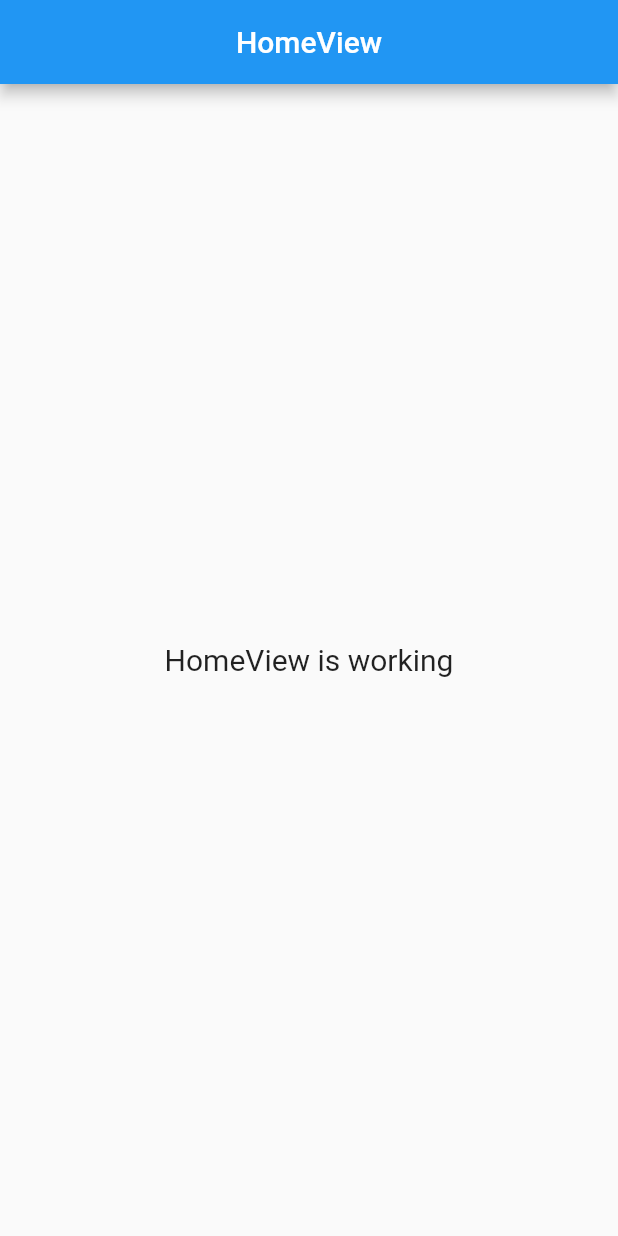
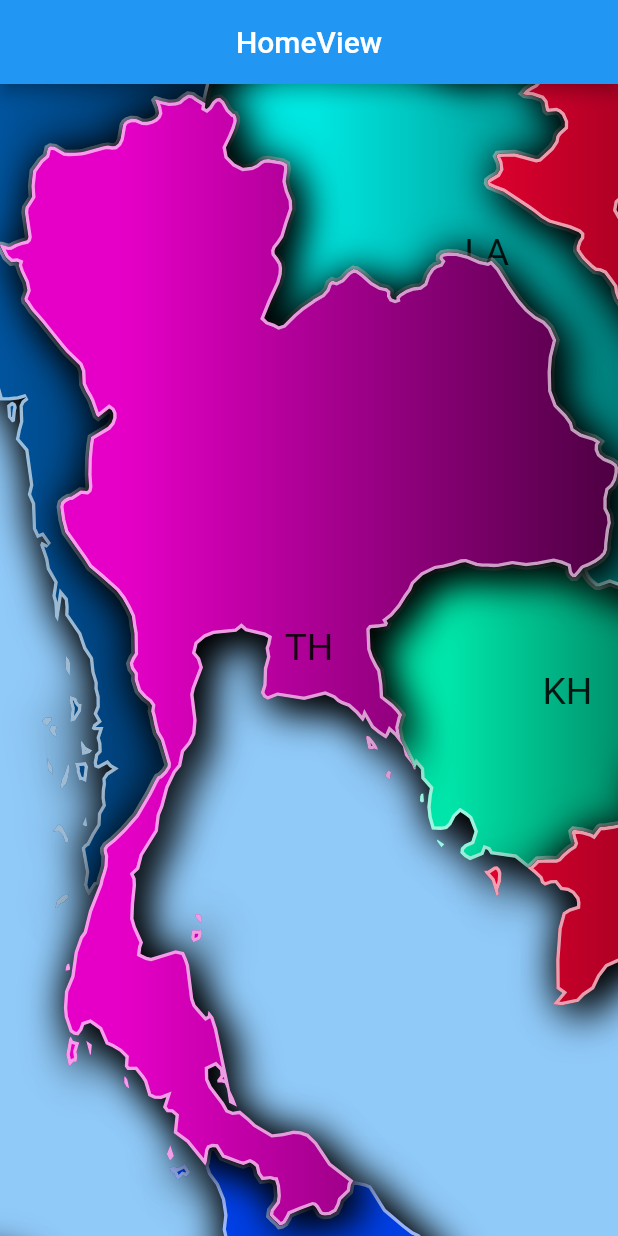
Before and after one commit to mahidul-islam/kids-rijal, a Flutter app: the screen it shows after launch, on a phone screen of 412 x 824 dp. Run offline on Flutter 3.47's test engine with Material 2 defaults, Android fonts, the phone set to English and light mode, and no system bars; our stand-ins replace firebase_core, get, path_drawing; accounts and stored records are empty.

Commit message:
added world map pskink

```diff
--- a/lib/app/modules/home/views/home_view.dart
+++ b/lib/app/modules/home/views/home_view.dart
@@ -1,6 +1,7 @@
 import 'package:flutter/material.dart';
 
 import 'package:get/get.dart';
+import 'package:kids_rijal/app/modules/home/widget/world_map.dart';
 
 import '../controllers/home_controller.dart';
 
@@ -13,11 +14,11 @@ class HomeView extends GetView<HomeController> {
         title: const Text('HomeView'),
         centerTitle: true,
       ),
-      body: const Center(
-        child: Text(
-          'HomeView is working',
-          style: TextStyle(fontSize: 20),
-        ),
+      body: PageView(
+        controller: controller.pageController,
+        children: const <Widget>[
+          WorldMap(),
+        ],
       ),
     );
   }
--- /dev/null
+++ b/lib/app/modules/home/widget/world_map.dart
@@ -0,0 +1,436 @@
+import 'dart:math';
+import 'dart:ui';
+
+import 'package:collection/collection.dart';
+import 'package:flutter/material.dart';
+import 'package:flutter/services.dart';
+import 'package:path_drawing/path_drawing.dart';
+import 'package:xml/xml.dart';
+
+class WorldMap extends StatefulWidget {
+  const WorldMap({super.key});
+
+  @override
+  State<WorldMap> createState() => _WorldMapState();
+}
+
+class _WorldMapState extends State<WorldMap> with TickerProviderStateMixin {
+  late final actrl = AnimationController(
+      vsync: this, duration: const Duration(milliseconds: 500));
+  WorldData? worldData;
+  TransformationController? tctrl;
+  late Animation<Matrix4> animation;
+  late ExtendedViewport extendedViewport;
+
+  @override
+  void initState() {
+    super.initState();
+    actrl.addListener(() => tctrl?.value = animation.value);
+    _parse().then((value) {
+      setState(() => worldData = value);
+    });
+  }
+
+  Matrix4 rectToRect(
+    Rect src,
+    Rect dst, {
+    BoxFit fit = BoxFit.contain,
+    Alignment alignment = Alignment.center,
+  }) {
+    FittedSizes fs = applyBoxFit(fit, src.size, dst.size);
+    double scaleX = fs.destination.width / fs.source.width;
+    double scaleY = fs.destination.height / fs.source.height;
+    Size fittedSrc = Size(src.width * scaleX, src.height * scaleY);
+    Rect out = alignment.inscribe(fittedSrc, dst);
+
+    return Matrix4.identity()
+      ..translate(out.left, out.top)
+      ..scale(scaleX, scaleY)
+      ..translate(-src.left, -src.top);
+  }
+
+  Matrix4 _zoomTo(String id, Size size) {
+    return rectToRect(worldData!.countries[id]!.rect, Offset.zero & size,
+        fit: BoxFit.contain);
+  }
+
+  TransformationController _initController(Size size) {
+    final matrix = rectToRect(Offset.zero & worldData!.size, Offset.zero & size,
+        fit: BoxFit.cover);
+    final ctrl = TransformationController(matrix);
+    extendedViewport = ExtendedViewport(
+      ctrl: ctrl,
+      cacheFactor: 1.75,
+    );
+
+    Future.delayed(const Duration(milliseconds: 1500), () {
+      // initial zoom to thailand
+      animation = Matrix4Tween(
+        begin: ctrl.value,
+        end: _zoomTo('TH', size),
+      ).animate(actrl);
+      actrl
+        ..value = 0
+        ..animateTo(1,
+            curve: Curves.easeInExpo,
+            duration: const Duration(milliseconds: 2500));
+    });
+    return ctrl;
+  }
+
+  @override
+  Widget build(BuildContext context) {
+    if (worldData == null) {
+      return const Center(child: CircularProgressIndicator());
+    }
+    return Theme(
+      data: Theme.of(context).copyWith(
+        splashFactory: _InkFactory(),
+      ),
+      child: LayoutBuilder(builder: (context, constraints) {
+        tctrl ??= _initController(constraints.biggest);
+        extendedViewport.size = constraints.biggest;
+        return ColoredBox(
+          color: Colors.blue.shade200,
+          child: InteractiveViewer(
+            constrained: false,
+            transformationController: tctrl,
+            maxScale: 50,
+            child: Flow(
+              delegate: WorldMapDelegate(worldData!, extendedViewport),
+              children: worldData!.countries.values
+                  .map((country) =>
+                      _countryBuilder(country, constraints.biggest))
+                  .toList(),
+            ),
+          ),
+        );
+      }),
+    );
+  }
+
+  Widget _countryBuilder(Country country, Size size) {
+    final shape = CountryBorder(country.path.shift(-country.rect.topLeft));
+    return DecoratedBox(
+      decoration: ShapeDecoration(
+        shape: shape,
+        gradient: country.gradient,
+        shadows: const [
+          BoxShadow(blurRadius: 0.5),
+          BoxShadow(blurRadius: 0.5, offset: Offset(0.5, 0.5)),
+        ],
+      ),
+      child: Material(
+        type: MaterialType.transparency,
+        clipBehavior: Clip.antiAlias,
+        shape: shape,
+        child: InkWell(
+          highlightColor: Colors.transparent,
+          onTap: () {
+            print('${country.title} (${country.id}) clicked');
+            final begin = tctrl!.value;
+            final end = _zoomTo(country.id, size);
+            if (tctrl!.value != end) {
+              animation = Matrix4Tween(
+                begin: begin,
+                end: end,
+              ).chain(CurveTween(curve: Curves.easeInOut)).animate(actrl);
+              actrl.forward(from: 0);
+            }
+          },
+          child: Center(
+              child: Text(
+            country.id,
+            textScaleFactor: 0.1,
+          )),
+        ),
+      ),
+    );
+  }
+
+  @override
+  void dispose() {
+    super.dispose();
+    actrl.dispose();
+    tctrl?.dispose();
+  }
+
+  Future<WorldData> _parse() async {
+    // get it from https://mapsvg.com/static/maps/geo-calibrated/world.svg
+    // more maps: https://mapsvg.com/maps
+    final xml = await rootBundle.loadString('assets/world.svg');
+
+    final doc = XmlDocument.parse(xml);
+    final w = double.parse(doc.rootElement.getAttribute('width')!);
+    final h = double.parse(doc.rootElement.getAttribute('height')!);
+
+    List<Color> colors(double h) {
+      return [
+        HSVColor.fromAHSV(1, h * 360, 1, 0.9).toColor(),
+        HSVColor.fromAHSV(1, h * 360, 1, 0.3).toColor(),
+      ];
+    }
+
+    const padding = EdgeInsets.all(40);
+    final allCountries = doc.rootElement.findElements('path');
+    final numCountries = allCountries.length;
+    final countries = allCountries.mapIndexed((i, country) => Country(
+          path: parseSvgPathData(country.getAttribute('d')!)
+              .shift(padding.topLeft),
+          id: country.getAttribute('id') ?? 'id_$i ???',
+          title: country.getAttribute('title') ?? 'title_$i ???',
+          gradient: LinearGradient(
+            colors: colors(i / numCountries),
+            stops: const [0.2, 1],
+          ),
+          seqNo: i,
+        ));
+    return WorldData(
+      size: Size(w + padding.horizontal, h + padding.vertical),
+      countries: {
+        for (final country in countries) country.id: country,
+      },
+    );
+  }
+}
+
+class WorldMapDelegate extends FlowDelegate {
+  WorldMapDelegate(this.worldData, this.extendedViewport)
+      : super(repaint: extendedViewport);
+
+  final WorldData worldData;
+  final ValueNotifier<Rect> extendedViewport;
+
+  @override
+  void paintChildren(FlowPaintingContext context) {
+    final filteredCountries = worldData.countries.values
+        .where((country) => country.rect.overlaps(extendedViewport.value));
+    for (final country in filteredCountries) {
+      final offset = country.rect.topLeft;
+      context.paintChild(country.seqNo,
+          transform: Matrix4.translationValues(offset.dx, offset.dy, 0));
+    }
+    print('paintChildren, ${filteredCountries.map((c) => c.id)}');
+  }
+
+  @override
+  BoxConstraints getConstraintsForChild(int i, BoxConstraints constraints) {
+    // print('getConstraintsForChild $i');
+    final country = worldData.countries.values.elementAt(i);
+    return BoxConstraints.tight(country.rect.size);
+  }
+
+  @override
+  Size getSize(BoxConstraints constraints) => worldData.size;
+
+  @override
+  bool shouldRepaint(covariant FlowDelegate oldDelegate) => false;
+}
+
+class WorldData {
+  WorldData({
+    required this.size,
+    required this.countries,
+  });
+
+  final Size size;
+  final Map<String, Country> countries;
+}
+
+class Country {
+  Country({
+    required this.path,
+    required this.id,
+    required this.title,
+    required this.gradient,
+    required this.seqNo,
+  }) : rect = path.getBounds();
+
+  final Path path;
+  final Rect rect;
+  final String id;
+  final String title;
+  final Gradient gradient;
+  final int seqNo;
+}
+
+class ExtendedViewport extends ValueNotifier<Rect> {
+  ExtendedViewport({
+    required this.ctrl,
+    required this.cacheFactor,
+  }) : super(Rect.largest) {
+    ctrl.addListener(_buildViewport);
+  }
+
+  final TransformationController ctrl;
+  final double cacheFactor;
+  Size _size = Size.zero;
+  set size(Size size) {
+    if (size != _size) {
+      print('setting ExtendedViewport size: $size');
+      _size = size;
+    }
+  }
+
+  Rect innerRect = Rect.zero;
+  double prevScale = 0;
+
+  _buildViewport() {
+    assert(_size != Size.zero);
+    final offset = ctrl.toScene(_size.center(Offset.zero));
+    final scale = ctrl.value.getMaxScaleOnAxis();
+
+    if (!innerRect.contains(offset) || scale != prevScale) {
+      prevScale = scale;
+      value = Rect.fromCenter(
+        center: offset,
+        width: _size.width * cacheFactor / scale,
+        height: _size.height * cacheFactor / scale,
+      );
+      // print('value: $value');
+      innerRect = EdgeInsets.symmetric(
+        horizontal: _size.width * 0.5 / scale,
+        vertical: _size.height * 0.5 / scale,
+      ).deflateRect(value);
+    }
+  }
+}
+
+class CountryBorder extends ShapeBorder {
+  const CountryBorder(this.path);
+
+  final Path path;
+
+  @override
+  EdgeInsetsGeometry get dimensions => EdgeInsets.zero;
+
+  @override
+  Path getInnerPath(Rect rect, {TextDirection? textDirection}) =>
+      getOuterPath(rect);
+
+  @override
+  Path getOuterPath(Rect rect, {TextDirection? textDirection}) {
+    return rect.topLeft == Offset.zero ? path : path.shift(rect.topLeft);
+  }
+
+  @override
+  void paint(Canvas canvas, Rect rect, {TextDirection? textDirection}) {
+    canvas
+      ..save()
+      ..clipPath(path)
+      ..drawPath(
+          path,
+          Paint()
+            ..style = PaintingStyle.stroke
+            ..strokeWidth = 0.25
+            ..color = Colors.white38)
+      ..restore();
+  }
+
+  @override
+  ShapeBorder scale(double t) => this;
+}
+
+const Duration _kDuration = Duration(milliseconds: 650);
+
+class _InkFactory extends InteractiveInkFeatureFactory {
+  @override
+  InteractiveInkFeature create(
+      {required MaterialInkController controller,
+      required RenderBox referenceBox,
+      required Offset position,
+      required Color color,
+      required TextDirection textDirection,
+      bool containedInkWell = false,
+      RectCallback? rectCallback,
+      BorderRadius? borderRadius,
+      ShapeBorder? customBorder,
+      double? radius,
+      VoidCallback? onRemoved}) {
+    return _InkFeature(
+        controller: controller,
+        referenceBox: referenceBox,
+        color: color,
+        position: position);
+  }
+}
+
+class _InkFeature extends InteractiveInkFeature {
+  _InkFeature(
+      {required MaterialInkController controller,
+      required RenderBox referenceBox,
+      required Color color,
+      required this.position})
+      : super(
+            controller: controller, referenceBox: referenceBox, color: color) {
+    _controller =
+        AnimationController(duration: _kDuration, vsync: controller.vsync)
+          ..addListener(controller.markNeedsPaint)
+          ..forward();
+    controller.addInkFeature(this);
+  }
+
+  static const gradient = LinearGradient(
+    colors: [Colors.amber, Colors.deepOrange],
+  );
+
+  late AnimationController _controller;
+  final Offset position;
+
+  @override
+  void confirm() => _controller.reverse().then((value) => dispose());
+
+  @override
+  void cancel() => _controller.reverse().then((value) => dispose());
+
+  @override
+  void dispose() {
+    // print('dispose');
+    super.dispose();
+    _controller.dispose();
+  }
+
+  @override
+  void paintFeature(Canvas canvas, Matrix4 transform) {
+    final scale = referenceBox.getTransformTo(null).getMaxScaleOnAxis();
+    final t = Curves.easeInOut.transform(_controller.value);
+    final rect = Offset.zero & referenceBox.size;
+    final side = 2 * rect.bottomRight.distance;
+
+    final paint = Paint()
+      ..color = Color.fromARGB(
+          lerpDouble(100, 255, _controller.value)!.toInt(), 0, 0, 0)
+      ..shader = gradient.createShader(rect);
+    final matrix = composeMatrixFromOffsets(
+      anchor: position,
+      translate: position,
+      rotation: pi * .75 * t,
+    );
+    final hFactor = const Cubic(1, 0, 1, 1).transform(t);
+    final path = Path()
+      ..addOval(
+        Rect.fromCenter(
+            center: position,
+            width: side * _controller.value,
+            height: (48 / scale + side * hFactor) * _controller.value),
+      );
+    canvas
+      ..save()
+      ..transform(matrix.storage)
+      ..drawPath(path, paint)
+      ..restore();
+  }
+}
+
+Matrix4 composeMatrixFromOffsets({
+  double scale = 1,
+  double rotation = 0,
+  Offset translate = Offset.zero,
+  Offset anchor = Offset.zero,
+}) {
+  final double c = cos(rotation) * scale;
+  final double s = sin(rotation) * scale;
+  final double dx = translate.dx - c * anchor.dx + s * anchor.dy;
+  final double dy = translate.dy - s * anchor.dx - c * anchor.dy;
+  return Matrix4(c, s, 0, 0, -s, c, 0, 0, 0, 0, 1, 0, dx, dy, 0, 1);
+}
--- a/pubspec.yaml
+++ b/pubspec.yaml
@@ -11,6 +11,8 @@ dependencies:
   flutter:
     sdk: flutter
   firebase_core: ^2.10.0
+  path_drawing: ^1.0.1
+  xml: ^6.3.0
 
 dev_dependencies:
   flutter_lints: 2.0.1
@@ -19,3 +21,6 @@ dev_dependencies:
 
 flutter:
   uses-material-design: true
+
+  assets:
+    - assets/
```
Also changed, not shown: lib/app/modules/home/controllers/home_controller.dart (+2 -19 lines), assets/world.svg (added), pubspec.lock.
